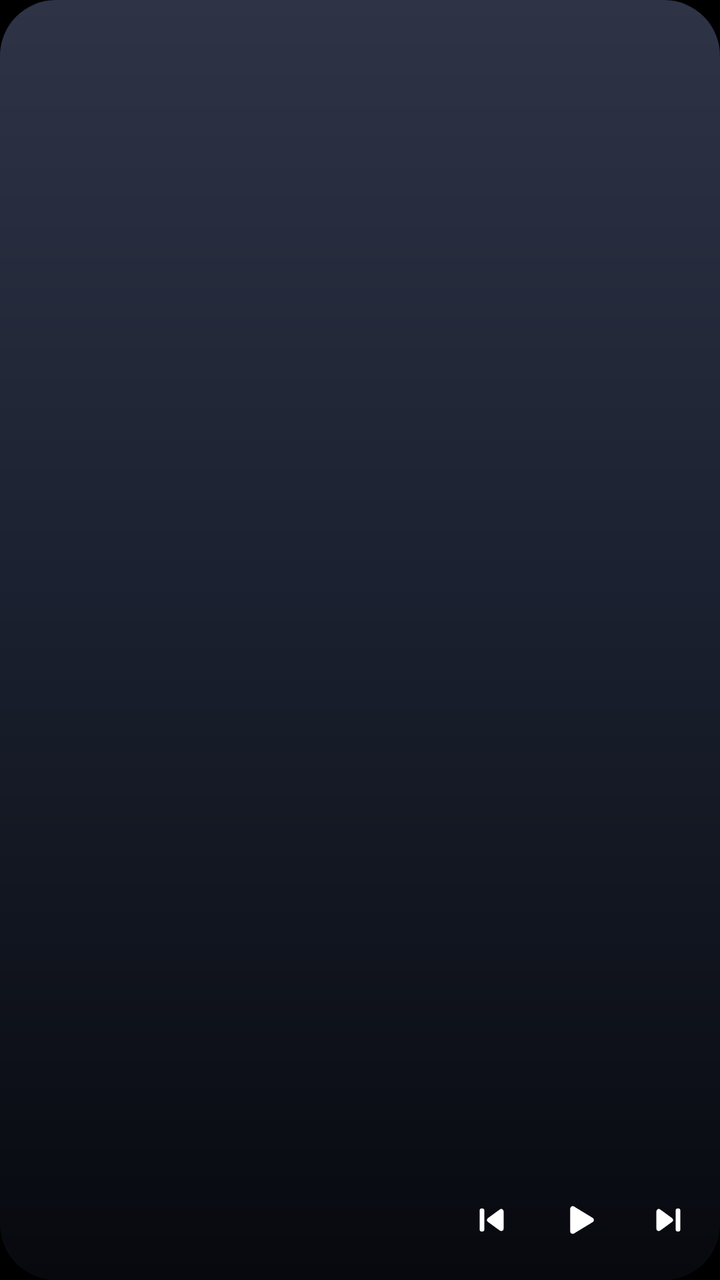
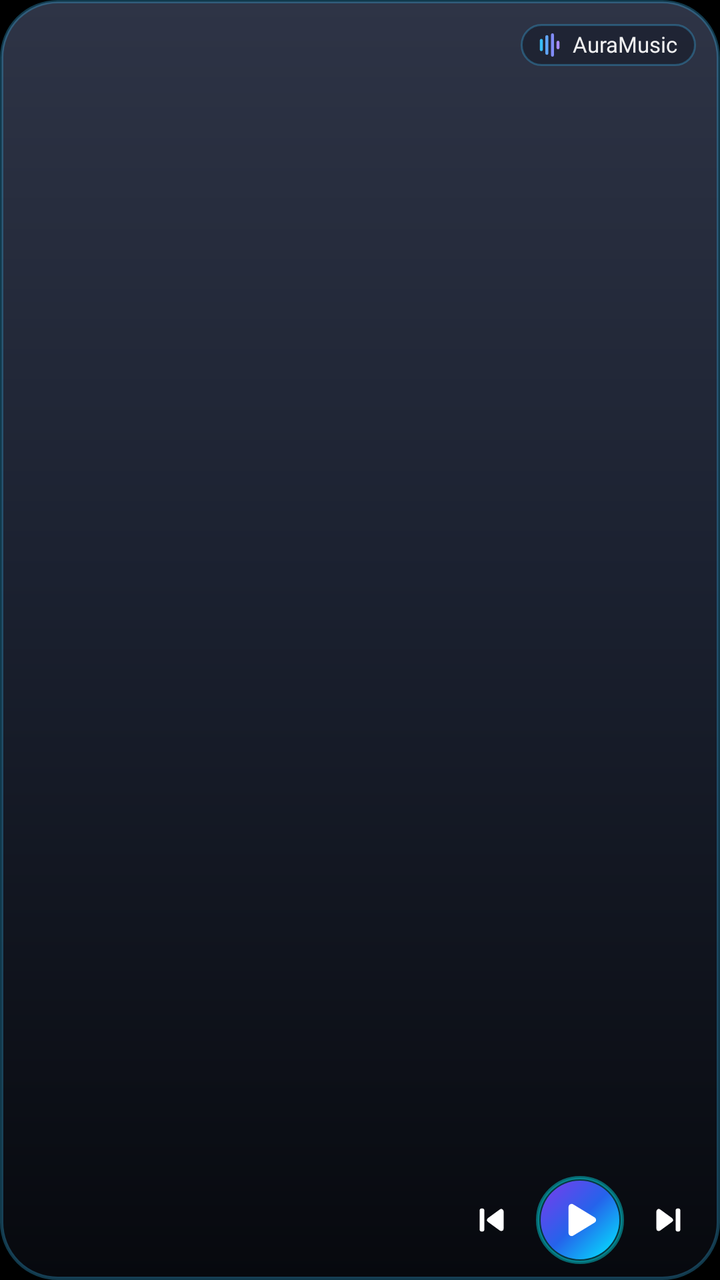

The first picture is an Android layout as it rendered before a commit; the second is the same layout after the commit. The layout source and the unified diff follow.
<!-- AndroidManifest.xml: application theme Theme.BitChord -->
<!-- res/layout/widget_media_wide.xml -->
<?xml version="1.0" encoding="utf-8"?>
<FrameLayout xmlns:android="http://schemas.android.com/apk/res/android"
    android:id="@+id/widget_root"
    android:layout_width="match_parent"
    android:layout_height="match_parent"
    android:background="@drawable/widget_preview_art">

    <ImageView
        android:id="@+id/widget_art"
        android:layout_width="match_parent"
        android:layout_height="match_parent"
        android:contentDescription="@string/widget_artwork"
        android:scaleType="fitXY" />

    <LinearLayout
        android:id="@+id/widget_band"
        android:layout_width="match_parent"
        android:layout_height="@dimen/widget_band_wide"
        android:layout_gravity="bottom"
        android:gravity="center_vertical"
        android:orientation="horizontal"
        android:paddingLeft="14dp"
        android:paddingRight="4dp">

        <LinearLayout
            android:id="@+id/widget_text"
            android:layout_width="0dp"
            android:layout_height="wrap_content"
            android:layout_weight="1"
            android:orientation="vertical"
            android:paddingRight="8dp">

            <TextView
                android:id="@+id/widget_title"
                android:layout_width="match_parent"
                android:layout_height="wrap_content"
                android:ellipsize="end"
                android:fontFamily="@font/sf_pro_display_semibold"
                android:includeFontPadding="false"
                android:maxLines="1"
                android:textColor="#FFFFFFFF"
                android:textSize="14sp" />

            <TextView
                android:id="@+id/widget_artist"
                android:layout_width="match_parent"
                android:layout_height="wrap_content"
                android:layout_marginTop="2dp"
                android:ellipsize="end"
                android:fontFamily="@font/sf_pro_display_regular"
                android:includeFontPadding="false"
                android:maxLines="1"
                android:textColor="#B3FFFFFF"
                android:textSize="12sp" />
        </LinearLayout>

        <ImageView
            android:id="@+id/widget_previous"
            android:layout_width="@dimen/widget_button_wide"
            android:layout_height="@dimen/widget_button_wide"
            android:background="@drawable/widget_transport_button"
            android:contentDescription="@string/widget_previous"
            android:padding="10dp"
            android:src="@drawable/ic_widget_previous" />

        <ImageView
            android:id="@+id/widget_toggle"
            android:layout_width="@dimen/widget_button_wide"
            android:layout_height="@dimen/widget_button_wide"
            android:background="@drawable/widget_transport_button"
            android:contentDescription="@string/widget_play"
            android:padding="10dp"
            android:src="@drawable/ic_widget_play" />

        <ImageView
            android:id="@+id/widget_next"
            android:layout_width="@dimen/widget_button_wide"
            android:layout_height="@dimen/widget_button_wide"
            android:background="@drawable/widget_transport_button"
            android:contentDescription="@string/widget_next"
            android:padding="10dp"
            android:src="@drawable/ic_widget_next" />
    </LinearLayout>
</FrameLayout>
<!-- resources referenced by this layout -->
<resources>
  <dimen name="widget_band_wide">60dp</dimen>
  <dimen name="widget_button_wide">44dp</dimen>
  <!-- drawable widget_preview_art (drawable) -->
  <?xml version="1.0" encoding="utf-8"?>
  <shape xmlns:android="http://schemas.android.com/apk/res/android"
      android:shape="rectangle">
      <corners android:radius="@dimen/widget_corner_radius" />
      <gradient
          android:angle="270"
          android:centerColor="#FF1B2130"
          android:centerY="0.45"
          android:endColor="#FF07090E"
          android:startColor="#FF2E3446"
          android:type="linear" />
  </shape>
  <!-- drawable widget_transport_button (drawable) -->
  <?xml version="1.0" encoding="utf-8"?>
  <ripple xmlns:android="http://schemas.android.com/apk/res/android"
      android:color="#40FFFFFF">
      <item android:id="@android:id/mask">
          <shape android:shape="oval">
              <solid android:color="#FFFFFFFF" />
          </shape>
      </item>
  </ripple>
  <string name="widget_artwork">Album art</string>
  <string name="widget_next">Next</string>
  <string name="widget_play">Play</string>
  <string name="widget_previous">Previous</string>
  <style name="Theme.BitChord" parent="Theme.AppCompat.DayNight.NoActionBar">
          <item name="android:windowBackground">@android:color/black</item>
      </style>
  <dimen name="widget_corner_radius">16dp</dimen>
  <!-- unchanged entries left out for length: 3 -->
</resources>

<!-- the commit's change to res/layout/widget_media_wide.xml (unified diff, before → after) -->
@@ -11,6 +11,38 @@
         android:layout_height="match_parent"
         android:contentDescription="@string/widget_artwork"
         android:scaleType="fitXY" />
+
+    
+    <LinearLayout
+        android:id="@+id/widget_brand_container"
+        android:layout_width="wrap_content"
+        android:layout_height="wrap_content"
+        android:layout_gravity="top|end"
+        android:layout_margin="12dp"
+        android:background="@drawable/widget_brand_badge_bg"
+        android:gravity="center_vertical"
+        android:orientation="horizontal"
+        android:paddingLeft="8dp"
+        android:paddingTop="4dp"
+        android:paddingRight="9dp"
+        android:paddingBottom="4dp">
+
+        <ImageView
+            android:layout_width="13dp"
+            android:layout_height="13dp"
+            android:importantForAccessibility="no"
+            android:src="@drawable/ic_widget_waveform" />
+
+        <TextView
+            android:layout_width="wrap_content"
+            android:layout_height="wrap_content"
+            android:layout_marginLeft="5dp"
+            android:fontFamily="@font/sf_pro_display_semibold"
+            android:includeFontPadding="false"
+            android:text="AuraMusic"
+            android:textColor="#EEFFFFFF"
+            android:textSize="11sp" />
+    </LinearLayout>
 
     <LinearLayout
         android:id="@+id/widget_band"
@@ -50,7 +82,7 @@
                 android:fontFamily="@font/sf_pro_display_regular"
                 android:includeFontPadding="false"
                 android:maxLines="1"
-                android:textColor="#B3FFFFFF"
+                android:textColor="#A0B4DE"
                 android:textSize="12sp" />
         </LinearLayout>
 
@@ -67,9 +99,9 @@
             android:id="@+id/widget_toggle"
             android:layout_width="@dimen/widget_button_wide"
             android:layout_height="@dimen/widget_button_wide"
-            android:background="@drawable/widget_transport_button"
+            android:background="@drawable/widget_hero_toggle_button"
             android:contentDescription="@string/widget_play"
-            android:padding="10dp"
+            android:padding="8dp"
             android:src="@drawable/ic_widget_play" />
 
         <ImageView
<!-- resource entries referenced after the edit -->
@@ -2,6 +2,77 @@
 <resources>
   <dimen name="widget_band_wide">60dp</dimen>
   <dimen name="widget_button_wide">44dp</dimen>
+  <!-- drawable ic_widget_waveform (drawable) -->
+  <?xml version="1.0" encoding="utf-8"?>
+  <vector xmlns:android="http://schemas.android.com/apk/res/android"
+      android:width="14dp"
+      android:height="14dp"
+      android:viewportWidth="14"
+      android:viewportHeight="14">
+      <path
+          android:pathData="M2.5,9.5 L2.5,4.5"
+          android:strokeColor="#38BDF8"
+          android:strokeLineCap="round"
+          android:strokeWidth="1.6" />
+      <path
+          android:pathData="M5.5,11.5 L5.5,2.5"
+          android:strokeColor="#60A5FA"
+          android:strokeLineCap="round"
+          android:strokeWidth="1.6" />
+      <path
+          android:pathData="M8.5,12.5 L8.5,1.5"
+          android:strokeColor="#818CF8"
+          android:strokeLineCap="round"
+          android:strokeWidth="1.6" />
+      <path
+          android:pathData="M11.5,8.5 L11.5,5.5"
+          android:strokeColor="#A78BFA"
+          android:strokeLineCap="round"
+          android:strokeWidth="1.6" />
+  </vector>
+  <!-- drawable widget_brand_badge_bg (drawable) -->
+  <?xml version="1.0" encoding="utf-8"?>
+  <shape xmlns:android="http://schemas.android.com/apk/res/android"
+      android:shape="rectangle">
+      <corners android:radius="14dp" />
+      <solid android:color="#59080B14" />
+      <stroke
+          android:width="1dp"
+          android:color="#4D38BDF8" />
+  </shape>
+  <!-- drawable widget_hero_toggle_button (drawable) -->
+  <?xml version="1.0" encoding="utf-8"?>
+  <ripple xmlns:android="http://schemas.android.com/apk/res/android"
+      android:color="#50FFFFFF">
+      <item>
+          <layer-list>
+              
+              <item>
+                  <shape android:shape="oval">
+                      <solid android:color="#3300E5FF" />
+                      <stroke
+                          android:width="1.5dp"
+                          android:color="#6600F5FF" />
+                  </shape>
+              </item>
+              
+              <item
+                  android:bottom="2.5dp"
+                  android:left="2.5dp"
+                  android:right="2.5dp"
+                  android:top="2.5dp">
+                  <shape android:shape="oval">
+                      <gradient
+                          android:angle="135"
+                          android:centerColor="#2563EB"
+                          android:endColor="#7C3AED"
+                          android:startColor="#00F0FF"
+                          android:type="linear" />
+                  </shape>
+              </item>
+          </layer-list>
+      </item>
+  </ripple>
   <!-- drawable widget_preview_art (drawable) -->
   <?xml version="1.0" encoding="utf-8"?>
   <shape xmlns:android="http://schemas.android.com/apk/res/android"
@@ -14,6 +85,9 @@
           android:endColor="#FF07090E"
           android:startColor="#FF2E3446"
           android:type="linear" />
+      <stroke
+          android:width="1.5dp"
+          android:color="#4D38BDF8" />
   </shape>
   <!-- drawable widget_transport_button (drawable) -->
   <?xml version="1.0" encoding="utf-8"?>
